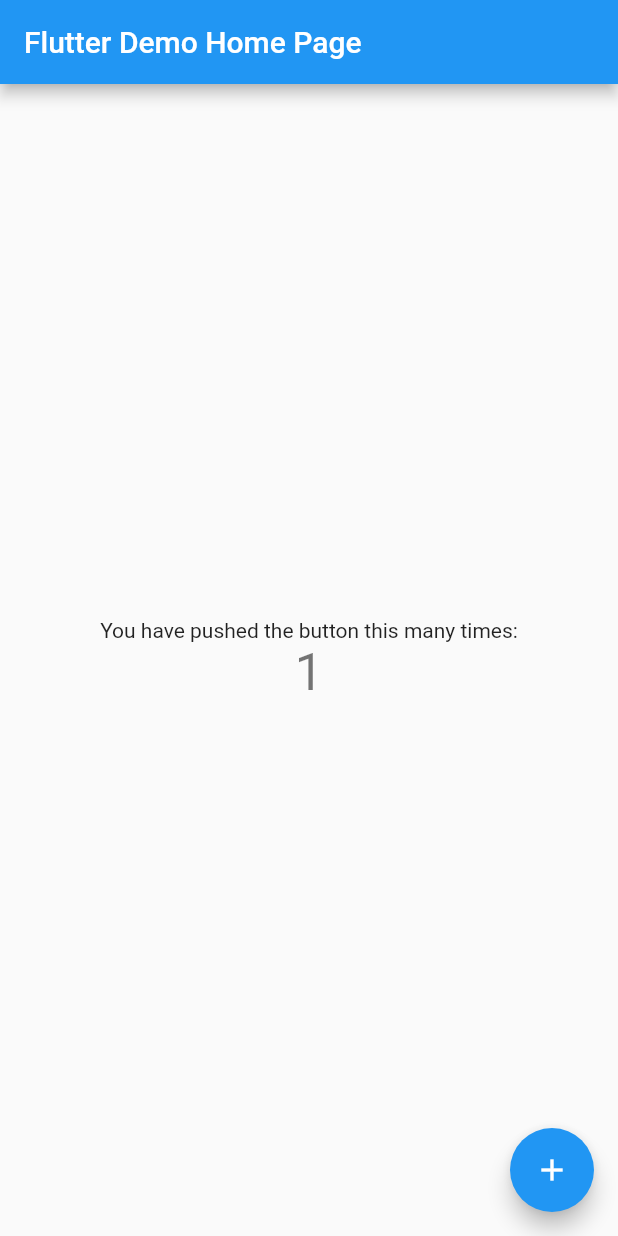
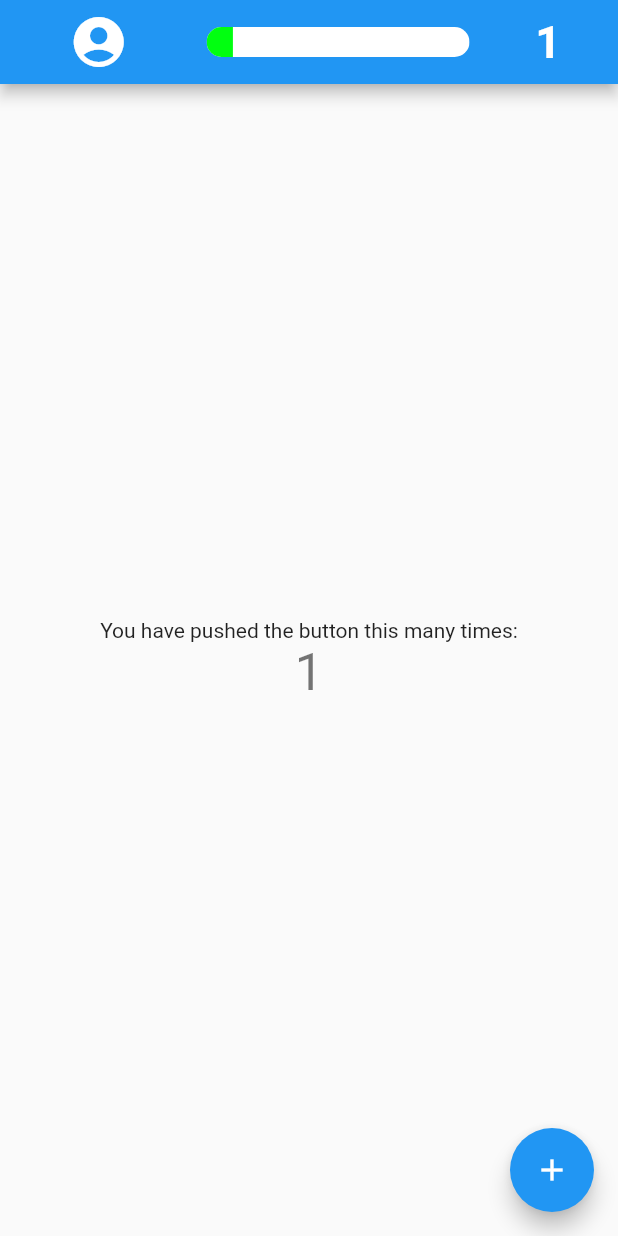
Before and after one commit to volume4k/starthack_delta_bellfood, a Flutter app: the screen it shows after launch, after a tap on the "add" icon, on a phone screen of 412 x 824 dp. Run offline on Flutter 3.47's test engine with Material 2 defaults, Android fonts, the phone set to English and light mode, and no system bars; Roboto replaces fonts that are missing (RobotoMono).

Commit message:
AppBar angepasst

```diff
--- a/lib/Utils/app_colors.dart
+++ b/lib/Utils/app_colors.dart
@@ -4,4 +4,6 @@ class AppColors {
   static const Color red = Color(0xFFFF0000);
   static const Color green = Color(0xFF4CAF50);
   static const Color errorRed = Color(0xFFFF6E6E);
+  static const Color white = Color(0xFFFFFFFF);
+  static const Color accent = Color(0xFE00FF0F);
 }
--- /dev/null
+++ b/lib/Utils/styles.dart
@@ -0,0 +1,6 @@
+import 'package:flutter/material.dart';
+
+class AppTextStyles {
+  static const TextStyle scoreStyle = TextStyle(
+      fontWeight: FontWeight.bold, fontFamily: 'RobotoMono', fontSize: 30);
+}
--- a/lib/main.dart
+++ b/lib/main.dart
@@ -1,4 +1,6 @@
 import 'package:flutter/material.dart';
+import 'Utils/styles.dart';
+import 'Utils/app_colors.dart';
 
 void main() {
   runApp(const MyApp());
@@ -49,6 +51,19 @@ class MyHomePage extends StatefulWidget {
 
 class _MyHomePageState extends State<MyHomePage> {
   int _counter = 0;
+  int? _score;
+  double _progress = 0;
+
+  double _calcProgress() {
+    return _score! % 10 / 10;
+  }
+
+  void _initializeScore() {
+    _score =
+        0; /*Placeholder use the useres current score as initilization
+    Get the score from the database for the user account
+    */
+  }
 
   void _incrementCounter() {
     setState(() {
@@ -58,7 +73,20 @@ class _MyHomePageState extends State<MyHomePage> {
       // _counter without calling setState(), then the build method would not be
       // called again, and so nothing would appear to happen.
       _counter++;
+      _score = 1 + _score!;
+      _progress = _calcProgress();
     });
+  }
+
+  void changeScore(int delta) {
+    _score = delta + _score!;
+    //Write Score back to user account
+  }
+
+  @override
+  void initState() {
+    _initializeScore();
+    super.initState();
   }
 
   @override
@@ -73,7 +101,49 @@ class _MyHomePageState extends State<MyHomePage> {
       appBar: AppBar(
         // Here we take the value from the MyHomePage object that was created by
         // the App.build method, and use it to set our appbar title.
-        title: Text(widget.title),
+        title: Column(
+          children: [
+            Row(
+              mainAxisAlignment: MainAxisAlignment.spaceBetween,
+              children: [
+                const Spacer(
+                  flex: 1,
+                ),
+                IconButton(
+                  icon: const Icon(Icons.account_circle),
+                  iconSize: 40,
+                  onPressed: () {},
+                ),
+                const Spacer(
+                  flex: 2,
+                ),
+                Flexible(
+                  flex: 8,
+                  child: ClipRRect(
+                    borderRadius: BorderRadius.all(Radius.circular(10)),
+                    child: LinearProgressIndicator(
+                      backgroundColor: AppColors.white,
+                      valueColor:
+                          AlwaysStoppedAnimation<Color>(AppColors.accent),
+                      value: _progress,
+                      minHeight: 20,
+                    ),
+                  ),
+                ),
+                const Spacer(
+                  flex: 2,
+                ),
+                RichText(
+                  text: TextSpan(
+                      text: _score.toString(), style: AppTextStyles.scoreStyle),
+                ),
+                const Spacer(
+                  flex: 1,
+                ),
+              ],
+            ),
+          ],
+        ),
       ),
       body: Center(
         // Center is a layout widget. It takes a single child and positions it
```
